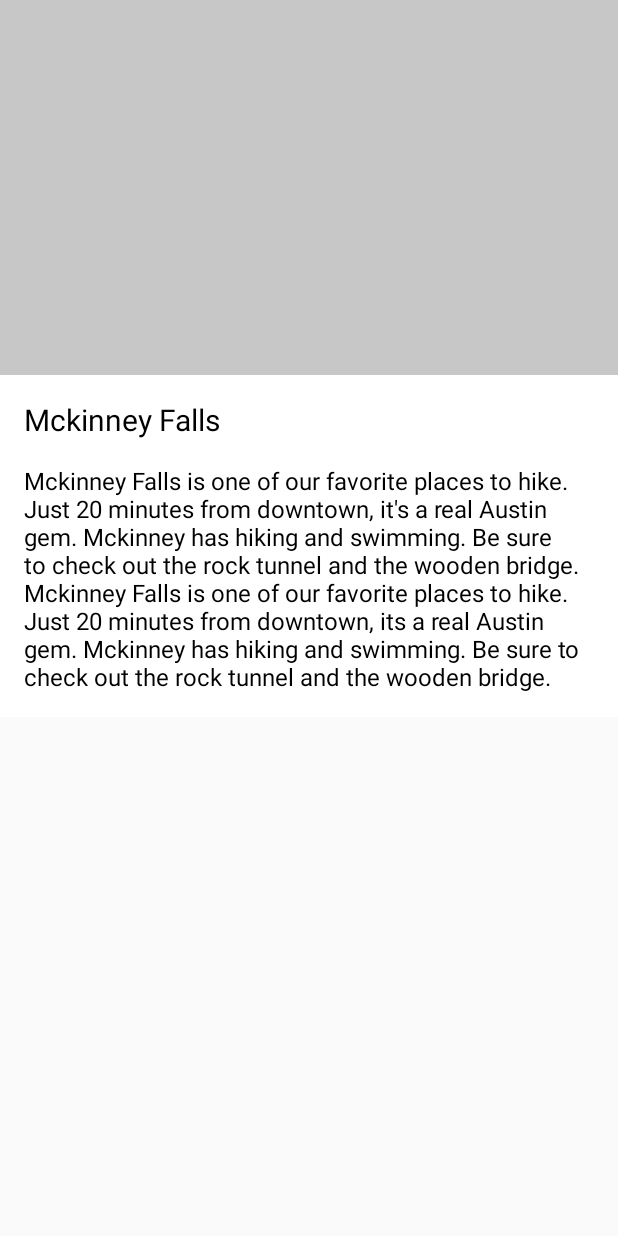
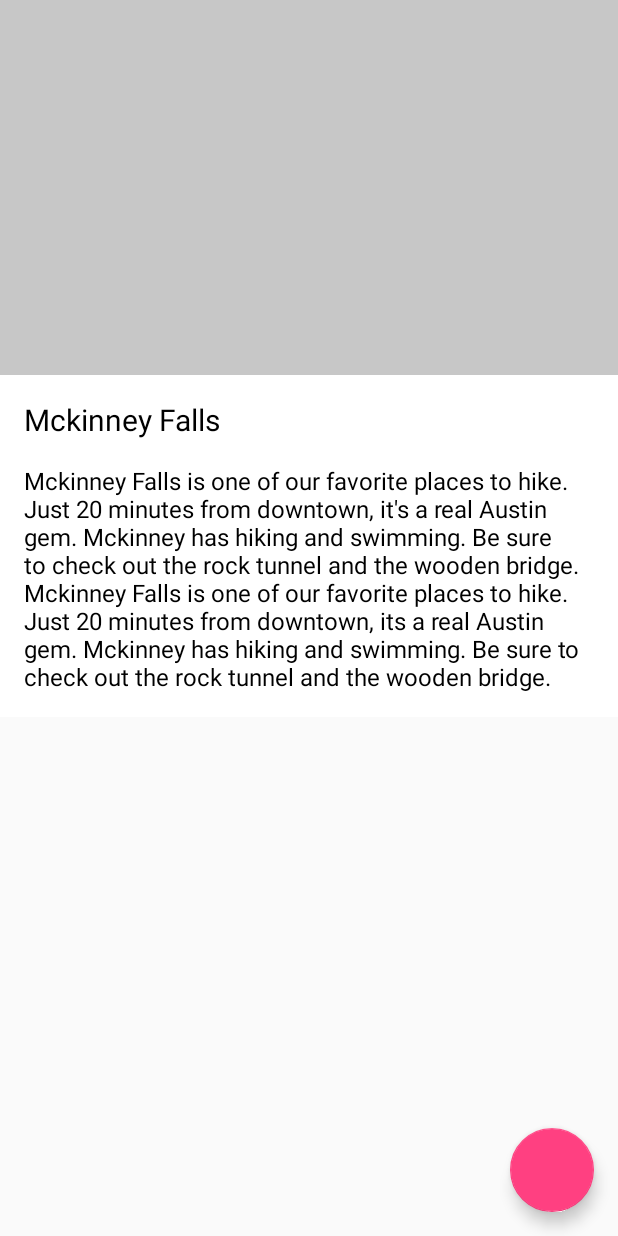
Before and after one commit to Ian-M-Cowley/Flatlander, an Android app: the layout activity_site.xml on its own in the app's theme, with its tools: preview values and no code run, on a phone screen of 412 x 824 dp. Run offline under Robolectric (Android 15) with nearby library versions, the light colour scheme and no system bars.

Commit message:
Start of work on adding favoriting.

```diff
--- a/app/build.gradle
+++ b/app/build.gradle
@@ -45,6 +45,7 @@ dependencies {
     implementation "com.android.support:recyclerview-v7:$support_version"
     implementation "com.google.android.gms:play-services-maps:$maps_play_service_version"
     implementation "com.android.support.constraint:constraint-layout:$constraint_layout_version"
+    implementation "com.android.support:design:$support_version"
     implementation "com.google.firebase:firebase-database:$firebase_play_service_version"
 
     compile "com.squareup.picasso:picasso:$picasso_version"
--- a/app/src/main/java/com/flatlander/flatlander/site/SiteContract.kt
+++ b/app/src/main/java/com/flatlander/flatlander/site/SiteContract.kt
@@ -24,8 +24,11 @@ interface SiteContract {
         fun setHeaderTitle(title: String)
 
         fun setHeaderDescription(description: String)
+
+        fun setFavorite(isFavorite : Boolean)
     }
 
     interface Presenter : BaseContract.Presenter<View> {
+        fun onFavoriteClicked()
     }
 }
--- a/app/src/main/res/layout/activity_site.xml
+++ b/app/src/main/res/layout/activity_site.xml
@@ -29,9 +29,9 @@
             style="@style/TextDescription"
             android:layout_width="match_parent"
             android:layout_height="wrap_content"
+            android:layout_marginBottom="16dp"
             android:layout_marginLeft="16dp"
             android:layout_marginRight="16dp"
-            android:layout_marginBottom="16dp"
             tools:text="Mckinney Falls is one of our favorite places to hike. Just 20 minutes from downtown, it\'s a real Austin gem. Mckinney has hiking and swimming. Be sure to check out the rock tunnel and the wooden bridge. Mckinney Falls is one of our favorite places to hike. Just 20 minutes from downtown, its a real Austin gem. Mckinney has hiking and swimming. Be sure to check out the rock tunnel and the wooden bridge."/>
 
     </LinearLayout>
@@ -40,10 +40,16 @@
         android:id="@+id/recycler_site_items"
         android:layout_width="match_parent"
         android:layout_height="match_parent"
-        android:paddingTop="475dp"
         android:clipChildren="false"
-        android:clipToPadding="false"/>
+        android:clipToPadding="false"
+        android:paddingTop="475dp"/>
 
     <include layout="@layout/layout_toolbar"/>
 
+    <android.support.design.widget.FloatingActionButton
+        android:id="@+id/fab_favorite"
+        android:layout_width="wrap_content"
+        android:layout_height="wrap_content"
+        android:layout_gravity="end|bottom"
+        android:layout_margin="16dp"/>
 </FrameLayout>
```
Also changed, not shown: app/src/main/java/com/flatlander/flatlander/site/view/SiteActivity.kt (+8 -0 lines).
